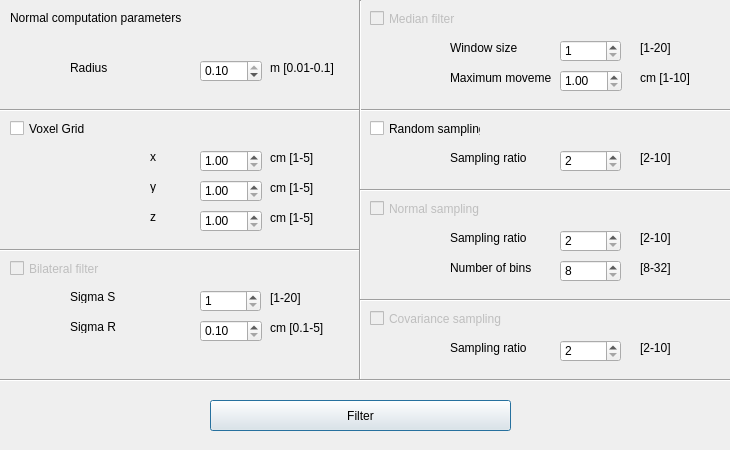
Qt form SourceCode/GUI/filterwindow.ui (AntoineMerlet/3DScan) before a commit.
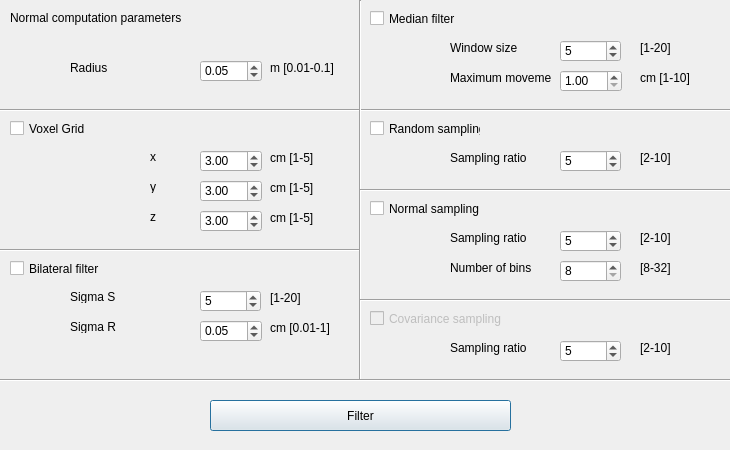
The same form after that commit.

Patch:
```diff
--- a/SourceCode/GUI/filterwindow.ui
+++ b/SourceCode/GUI/filterwindow.ui
@@ -71,7 +71,7 @@
     <double>0.010000000000000</double>
    </property>
    <property name="value">
-    <double>0.100000000000000</double>
+    <double>0.050000000000000</double>
    </property>
   </widget>
   <widget class="QLabel" name="label_4">
@@ -170,6 +170,9 @@
    <property name="singleStep">
     <double>0.500000000000000</double>
    </property>
+   <property name="value">
+    <double>3.000000000000000</double>
+   </property>
   </widget>
   <widget class="QDoubleSpinBox" name="y_sb">
    <property name="geometry">
@@ -189,6 +192,9 @@
    <property name="singleStep">
     <double>0.500000000000000</double>
    </property>
+   <property name="value">
+    <double>3.000000000000000</double>
+   </property>
   </widget>
   <widget class="QDoubleSpinBox" name="z_sb">
    <property name="geometry">
@@ -208,6 +214,9 @@
    <property name="singleStep">
     <double>0.500000000000000</double>
    </property>
+   <property name="value">
+    <double>3.000000000000000</double>
+   </property>
   </widget>
   <widget class="QLabel" name="label_8">
    <property name="geometry">
@@ -263,7 +272,7 @@
   </widget>
   <widget class="QCheckBox" name="bilateral_cb">
    <property name="enabled">
-    <bool>false</bool>
+    <bool>true</bool>
    </property>
    <property name="geometry">
     <rect>
@@ -318,6 +327,9 @@
    <property name="maximum">
     <number>20</number>
    </property>
+   <property name="value">
+    <number>5</number>
+   </property>
   </widget>
   <widget class="QDoubleSpinBox" name="sigmar_sb">
    <property name="geometry">
@@ -329,13 +341,16 @@
     </rect>
    </property>
    <property name="minimum">
-    <double>0.100000000000000</double>
+    <double>0.010000000000000</double>
    </property>
    <property name="maximum">
     <double>5.000000000000000</double>
    </property>
    <property name="singleStep">
-    <double>0.100000000000000</double>
+    <double>0.010000000000000</double>
+   </property>
+   <property name="value">
+    <double>0.050000000000000</double>
    </property>
   </widget>
   <widget class="QLabel" name="label_13">
@@ -348,7 +363,7 @@
     </rect>
    </property>
    <property name="text">
-    <string>cm [0.1-5]</string>
+    <string>cm [0.01-1]</string>
    </property>
   </widget>
   <widget class="Line" name="line_3">
@@ -379,7 +394,7 @@
   </widget>
   <widget class="QCheckBox" name="median_cb">
    <property name="enabled">
-    <bool>false</bool>
+    <bool>true</bool>
    </property>
    <property name="geometry">
     <rect>
@@ -408,6 +423,9 @@
    <property name="maximum">
     <number>20</number>
    </property>
+   <property name="value">
+    <number>5</number>
+   </property>
   </widget>
   <widget class="QDoubleSpinBox" name="maxmov_sb">
    <property name="geometry">
@@ -492,6 +510,9 @@
    <property name="maximum">
     <number>10</number>
    </property>
+   <property name="value">
+    <number>5</number>
+   </property>
   </widget>
   <widget class="QLabel" name="label_17">
    <property name="geometry">
@@ -521,7 +542,7 @@
   </widget>
   <widget class="QCheckBox" name="normal_cb">
    <property name="enabled">
-    <bool>false</bool>
+    <bool>true</bool>
    </property>
    <property name="geometry">
     <rect>
@@ -563,6 +584,9 @@
    <property name="maximum">
     <number>10</number>
    </property>
+   <property name="value">
+    <number>5</number>
+   </property>
   </widget>
   <widget class="QLabel" name="label_19">
    <property name="geometry">
@@ -650,6 +674,9 @@
    <property name="maximum">
     <number>10</number>
    </property>
+   <property name="value">
+    <number>5</number>
+   </property>
   </widget>
   <widget class="QLabel" name="label_22">
    <property name="geometry">
```
